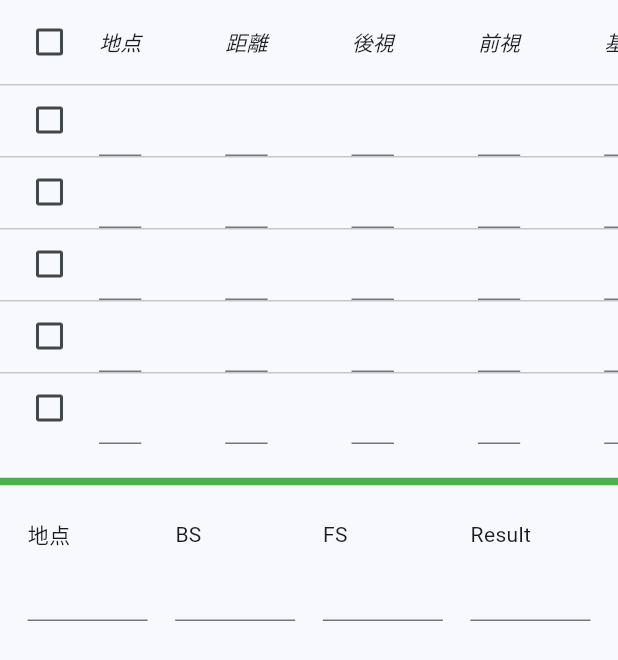
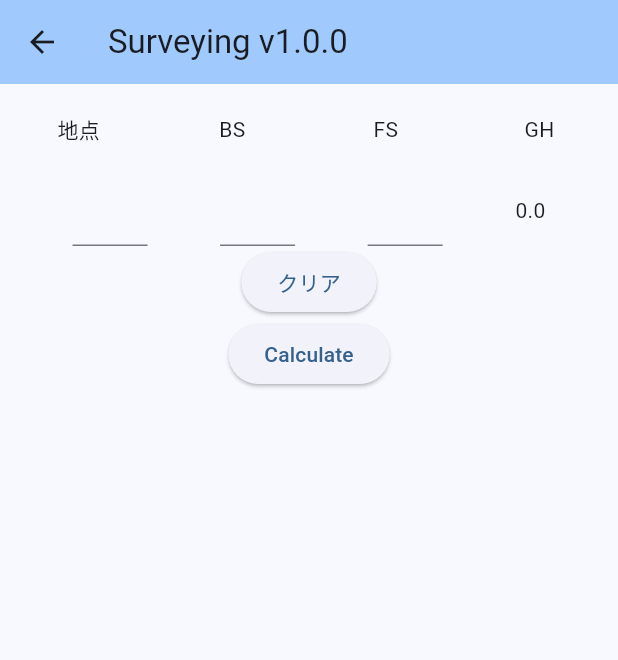
Before and after one commit to snrnapa/surveying_flutter, a Flutter app: the Surveying screen opened directly, on a phone screen of 412 x 824 dp. Shown: the top 660 px of the screen. Run offline on Flutter 3.47's test engine with Material 2 defaults, Android fonts, the phone set to English and light mode, and no system bars.

Commit message:
とりあえず足し算ができるようにした

```diff
--- a/lib/surveying.dart
+++ b/lib/surveying.dart
@@ -9,163 +9,124 @@ class Surveying extends StatefulWidget {
 }
 
 class _ToDoListPageState extends State<Surveying> {
+  double bs = 0;
+  double fs = 0;
+  double gh = 0;
+  final TextEditingController _pointController = TextEditingController();
+  final TextEditingController _backSightController = TextEditingController();
+  final TextEditingController _frontSightController = TextEditingController();
+
+  //FSとBSを合計しGHを算出する
+  double CalculateGroundHeight() {
+    gh = bs + fs;
+    return gh;
+  }
+
   final selectedIndex = <int>[];
-
-  var _tx1 = '';
-  var _tf1 = TextEditingController();
-
-  void _txchange() {
-    setState(() {
-      _tx1 = _tf1.text;
-    });
-  }
 
   @override
   Widget build(BuildContext context) {
     return SafeArea(
       child: Scaffold(
-            body: Column(children: <Widget>[
-      DataTable(
-        columns: const <DataColumn>[
-          DataColumn(
-            label: Text(
-              '地点',
-              style: TextStyle(fontStyle: FontStyle.italic),
+        appBar: AppBar(
+          backgroundColor: Theme.of(context).colorScheme.inversePrimary,
+          title: Text("Surveying v1.0.0"),
         ),
-          ),
-          DataColumn(
-            label: Text(
-              '距離',
-              style: TextStyle(fontStyle: FontStyle.italic),
-            ),
-          ),
-          DataColumn(
-            label: Text(
-              '後視',
-              style: TextStyle(fontStyle: FontStyle.italic),
-            ),
-          ),
-          DataColumn(
-            label: Text(
-              '前視',
-              style: TextStyle(fontStyle: FontStyle.italic),
-            ),
-          ),
-          DataColumn(
-            label: Text(
-              '基準高',
-              style: TextStyle(fontStyle: FontStyle.italic),
-            ),
-          ),
-        ],
-        // rows: [
-        //   DataRow(
-        //     cells: [
-        //       DataCell(TextButton(onPressed: () {}, child: Text("KBM4"))),
-        //       DataCell(Text('19')),
-        //       DataCell(Text('19')),
-        //       DataCell(Text('19')),
-        //       DataCell(Text('19')),
-        //     ],
-        //   ),
-        // ],
-        rows: List<DataRow>.generate(
-            5,
-            (index) => DataRow(
-                    selected: selectedIndex.contains(index),
-                    onSelectChanged: (value) {
-                      setState(() {
-                        if (value == true) {
-                          selectedIndex.add(index);
-                        } else {
-                          selectedIndex.remove(index);
-                        }
-                      });
-                    },
-                    cells: <DataCell>[
-                      // DataCell(Text('No ${index + 1}')),
-                      // DataCell(Text('$index + 1}')),
-                      // DataCell(Text('$index + 1}')),
-                      // DataCell(Text('$index + 1}')),
-                      // DataCell(Text('$index + 1}')),
-                      DataCell(TextField()),
-                      DataCell(TextField()),
-                      DataCell(TextField()),
-                      DataCell(TextField()),
-                      DataCell(TextField()),
-                    ])),
-      ),
-      const Divider(
-        height: 50,
-        thickness: 5,
-        indent: 0,
-        endIndent: 0,
-        color: Colors.green,
-      ),
+        body: Column(
+          children: <Widget>[
             // Headerを実装している
             Row(
               mainAxisAlignment: MainAxisAlignment.spaceEvenly,
               children: <Widget>[
                 Container(
+                  alignment: Alignment.center, // 子Widgetの配置
+                  margin: const EdgeInsets.all(10.0), // 外側余白
+                  padding: const EdgeInsets.all(10.0), // 内側余白
                   width: 80,
                   child: Text("地点"),
                 ),
                 Container(
+                  alignment: Alignment.center, // 子Widgetの配置
+                  margin: const EdgeInsets.all(10.0), // 外側余白
+                  padding: const EdgeInsets.all(10.0), // 内側余白
                   width: 80,
                   child: Text("BS"),
                 ),
                 Container(
+                  alignment: Alignment.center, // 子Widgetの配置
+                  margin: const EdgeInsets.all(10.0), // 外側余白
+                  padding: const EdgeInsets.all(10.0), // 内側余白
                   width: 80,
                   child: Text("FS"),
                 ),
                 Container(
+                  alignment: Alignment.center, // 子Widgetの配置
+                  margin: const EdgeInsets.all(10.0), // 外側余白
+                  padding: const EdgeInsets.all(10.0), // 内側余白
                   width: 80,
-            child: Text("Result"),
+                  child: Text("GH"),
                 )
               ],
             ),
             // 表を実装している。
+            for (int i = 0; i < 1; i++) ...[
               Row(
                 mainAxisAlignment: MainAxisAlignment.spaceEvenly,
                 children: <Widget>[
                   Container(
-            width: 80,
+                    width: 50,
                     child: TextField(
-              controller: _tf1,
+                      controller: _pointController,
                       decoration: InputDecoration(
                         border: UnderlineInputBorder(),
                       ),
                     ),
                   ),
                   Container(
-            width: 80,
+                    width: 50,
                     child: TextField(
-              controller: _tf1,
+                      controller: _backSightController,
                       decoration: InputDecoration(
                         border: UnderlineInputBorder(),
                       ),
                     ),
                   ),
                   Container(
-            width: 80,
+                    width: 50,
                     child: TextField(
-              controller: _tf1,
+                      controller: _frontSightController,
                       decoration: InputDecoration(
                         border: UnderlineInputBorder(),
                       ),
                     ),
                   ),
-          Container(
-            width: 80,
-            child: TextField(
-              controller: _tf1,
-              decoration: InputDecoration(
-                border: UnderlineInputBorder(),
+                  Text("${gh}")
+                ],
               ),
+            ],
+            ElevatedButton(
+              onPressed: () {
+                setState(() {
+                  _pointController.clear();
+                  _backSightController.clear();
+                  _frontSightController.clear();
+                });
+              },
+              child: const Text('クリア'),
             ),
+            ElevatedButton(
+              onPressed: () {
+                setState(() {
+                  bs = double.parse(_backSightController.text);
+                  fs = double.parse(_frontSightController.text);
+                  CalculateGroundHeight();
+                });
+              },
+              child: const Text('Calculate'),
             ),
           ],
         ),
-    ])));
+      ),
+    );
   }
 }
```
Lines whose indentation alone changed are shown as unchanged.
